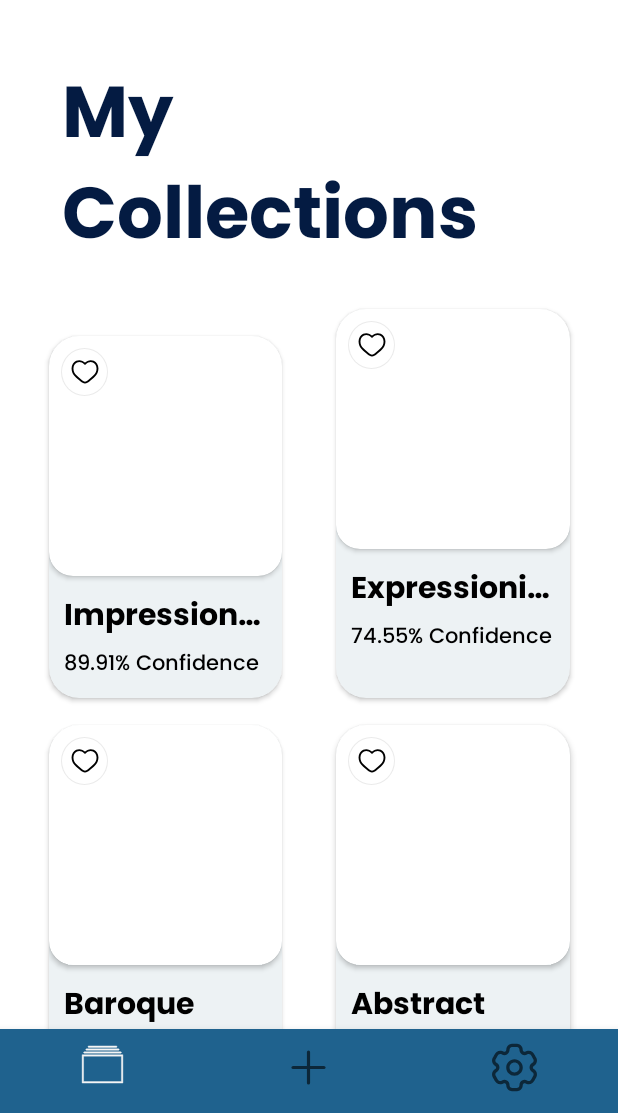
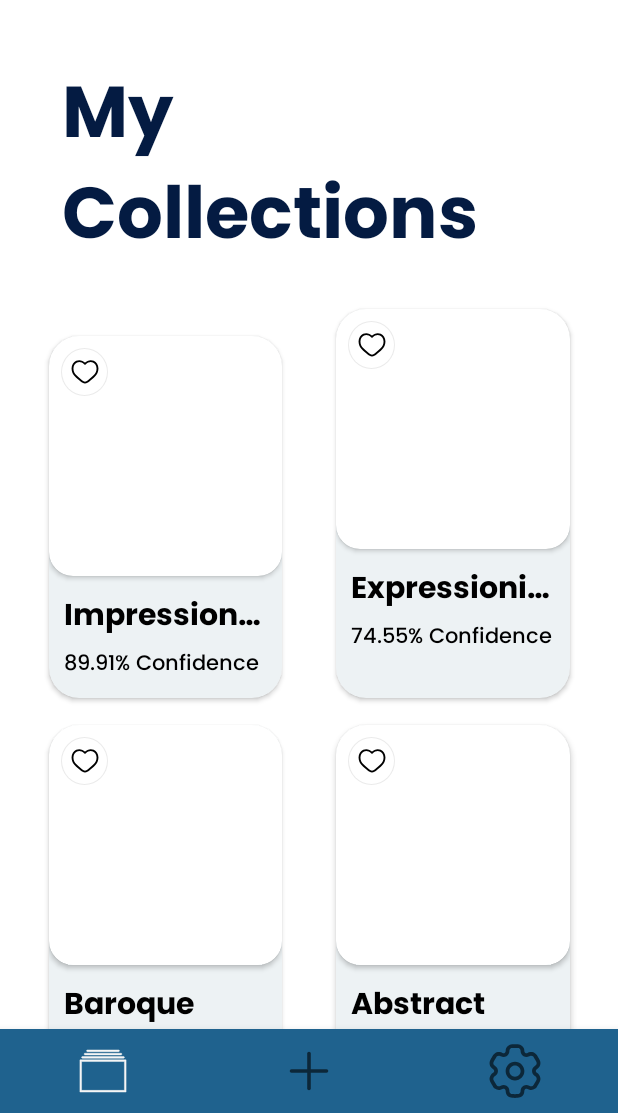
Before and after one commit to ysc4/ArtDecode, an Android app: the MainActivity screen opened directly, with no data from a screen before it, on a phone screen of 412 x 824 dp, the part 123-1236 px from its top. Run offline under Robolectric (Android 15) with nearby library versions, the phone set to English and light mode, and no system bars; our stand-ins replace Firebase (no records; nobody signed in at launch, a user with empty details on screens opened directly).

Commit message:
Edited navigation bar

```diff
--- a/app/src/main/res/layout/activity_main.xml
+++ b/app/src/main/res/layout/activity_main.xml
@@ -23,11 +23,13 @@
         android:layout_width="match_parent"
         android:layout_height="wrap_content"
         android:background="@color/blue"
+        app:fontFamily="@font/poppins_medium"
+        app:itemIconSize="40dp"
+        app:labelVisibilityMode="unlabeled"
         app:layout_constraintBottom_toBottomOf="parent"
         app:layout_constraintEnd_toEndOf="parent"
         app:layout_constraintStart_toStartOf="parent"
-        app:menu="@menu/bottom_nav"
-        app:itemIconSize="35dp">
+        app:menu="@menu/bottom_nav">
 
     </com.google.android.material.bottomnavigation.BottomNavigationView>
 
```
